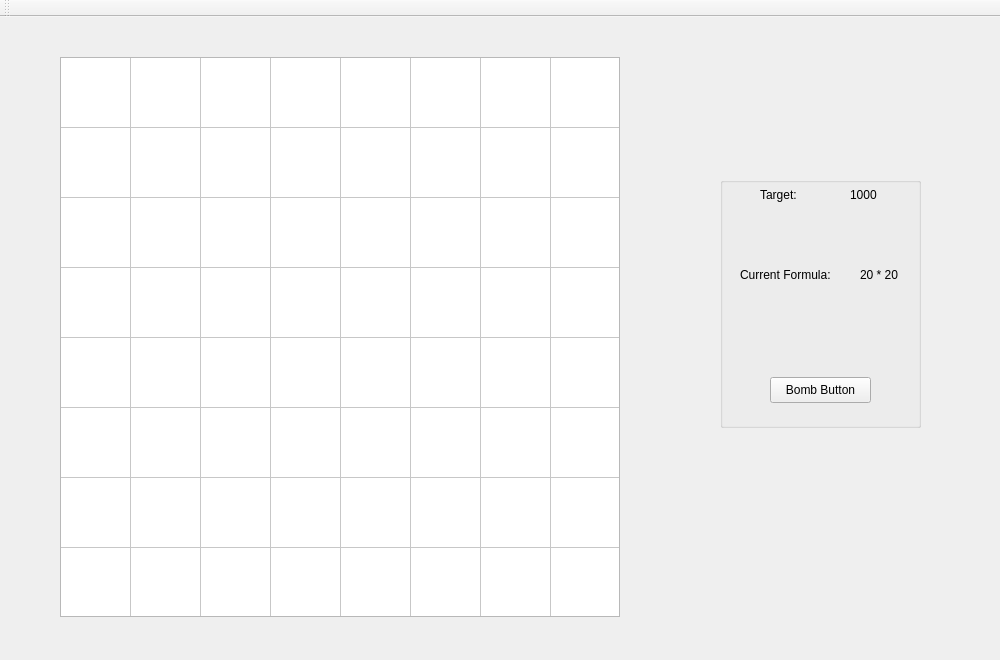
First picture: the form in mainwindow.ui, repository adsorensen/CountUp, before the edit.
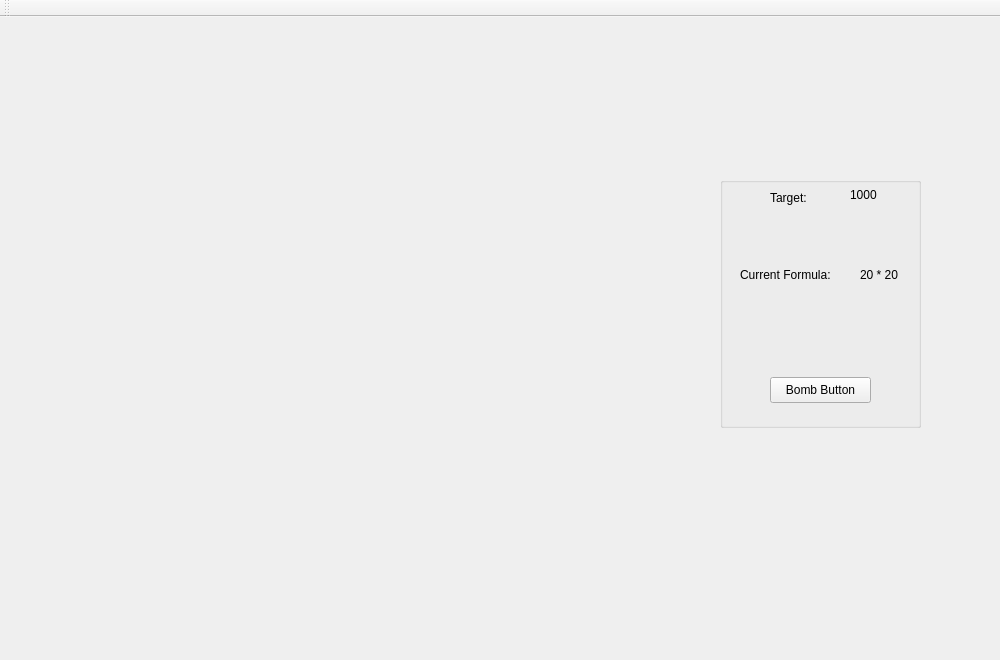
Second picture: the form after the edit. Icons and pictures are not drawn.

Commit message: Fixed background image repeat issues

Patch:
```diff
--- a/mainwindow.ui
+++ b/mainwindow.ui
@@ -10,6 +10,18 @@
     <height>660</height>
    </rect>
   </property>
+  <property name="minimumSize">
+   <size>
+    <width>1000</width>
+    <height>660</height>
+   </size>
+  </property>
+  <property name="maximumSize">
+   <size>
+    <width>1000</width>
+    <height>660</height>
+   </size>
+  </property>
   <property name="windowTitle">
    <string>MainWindow</string>
   </property>
@@ -28,10 +40,14 @@
      <rect>
       <x>60</x>
       <y>40</y>
-      <width>560</width>
-      <height>560</height>
+      <width>565</width>
+      <height>565</height>
      </rect>
     </property>
+    <property name="styleSheet">
+     <string notr="true">background-color: rgba(255, 255, 255, 0);
+border-color: rgb(0, 0, 0);</string>
+    </property>
     <property name="verticalScrollBarPolicy">
      <enum>Qt::ScrollBarAlwaysOff</enum>
     </property>
@@ -139,19 +155,6 @@
       <string>20 * 20</string>
      </property>
     </widget>
-    <widget class="QLabel" name="targetLabel">
-     <property name="geometry">
-      <rect>
-       <x>40</x>
-       <y>10</y>
-       <width>59</width>
-       <height>16</height>
-      </rect>
-     </property>
-     <property name="text">
-      <string>Target:</string>
-     </property>
-    </widget>
     <widget class="QLabel" name="goalLabel">
      <property name="geometry">
       <rect>
@@ -165,6 +168,22 @@
       <string>1000</string>
      </property>
     </widget>
+    <widget class="QLabel" name="targetLabel">
+     <property name="geometry">
+      <rect>
+       <x>50</x>
+       <y>10</y>
+       <width>71</width>
+       <height>21</height>
+      </rect>
+     </property>
+     <property name="styleSheet">
+      <string notr="true">background-color: rgba(255, 255, 255, 0);</string>
+     </property>
+     <property name="text">
+      <string>Target:</string>
+     </property>
+    </widget>
    </widget>
   </widget>
   <widget class="QToolBar" name="mainToolBar">
```
Left out of the diff: 2 changed lines with no effect on the pictures. The commit also changes 2 other files.
